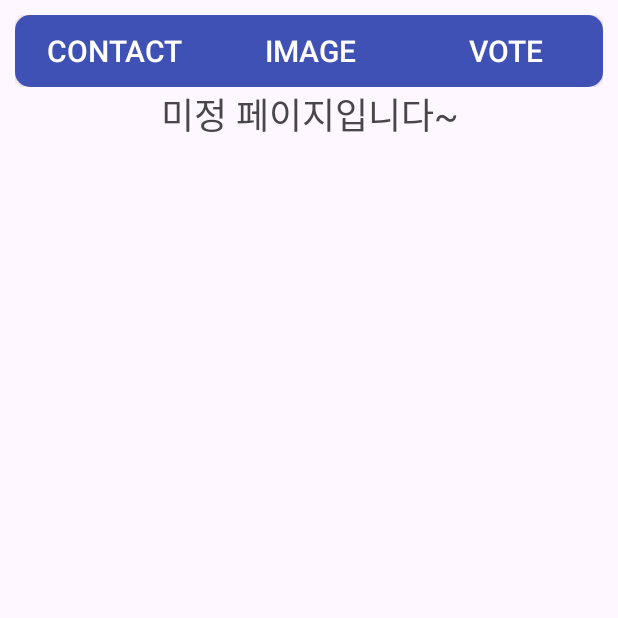
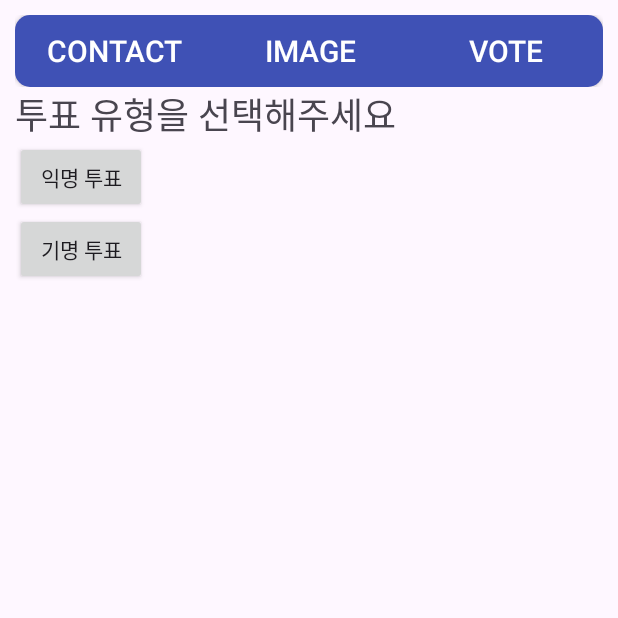
Before and after one commit to chojaework/MadCamp-Week1, an Android app: the screen it shows after launch (MainActivity), after a tap on "VOTE", on a phone screen of 412 x 824 dp, the top half of it. Run offline under Robolectric (Android 15) with nearby library versions, the phone set to English and light mode, and no system bars; 2 other taps on this screen came first.

```diff
--- a/app/src/main/java/com/example/molapp3/Frag3.java
+++ b/app/src/main/java/com/example/molapp3/Frag3.java
@@ -1,64 +1,50 @@
 package com.example.molapp3;
 
+import android.content.Intent;
 import android.os.Bundle;
 
 import androidx.fragment.app.Fragment;
+import androidx.fragment.app.FragmentManager;
+import androidx.fragment.app.FragmentTransaction;
 
 import android.view.LayoutInflater;
 import android.view.View;
 import android.view.ViewGroup;
+import android.widget.Button;
 
-/**
- * A simple {@link Fragment} subclass.
- * Use the {@link Frag3#newInstance} factory method to
- * create an instance of this fragment.
- */
 public class Frag3 extends Fragment {
-
-    // TODO: Rename parameter arguments, choose names that match
-    // the fragment initialization parameters, e.g. ARG_ITEM_NUMBER
-    private static final String ARG_PARAM1 = "param1";
-    private static final String ARG_PARAM2 = "param2";
-
-    // TODO: Rename and change types of parameters
-    private String mParam1;
-    private String mParam2;
-
-    public Frag3() {
-        // Required empty public constructor
-    }
-
-    /**
-     * Use this factory method to create a new instance of
-     * this fragment using the provided parameters.
-     *
-     * @param param1 Parameter 1.
-     * @param param2 Parameter 2.
-     * @return A new instance of fragment Frag3.
-     */
-    // TODO: Rename and change types and number of parameters
-    public static Frag3 newInstance(String param1, String param2) {
-        Frag3 fragment = new Frag3();
-        Bundle args = new Bundle();
-        args.putString(ARG_PARAM1, param1);
-        args.putString(ARG_PARAM2, param2);
-        fragment.setArguments(args);
-        return fragment;
-    }
-
-    @Override
-    public void onCreate(Bundle savedInstanceState) {
-        super.onCreate(savedInstanceState);
-        if (getArguments() != null) {
-            mParam1 = getArguments().getString(ARG_PARAM1);
-            mParam2 = getArguments().getString(ARG_PARAM2);
-        }
-    }
+    Button btn_close;
+    Button btn_open;
 
     @Override
     public View onCreateView(LayoutInflater inflater, ViewGroup container,
                              Bundle savedInstanceState) {
+        View rootView = inflater.inflate(R.layout.fragment_frag3, container, false);
+        btn_close = rootView.findViewById(R.id.btn_close);
+        btn_close.setOnClickListener(new View.OnClickListener() {
+            @Override
+            public void onClick(View v) {
+                Fragment newFragment = new VoteClose();
+                FragmentTransaction transaction = requireActivity().getSupportFragmentManager().beginTransaction();
+                transaction.replace(R.id.fragmentContainerView, newFragment);
+                transaction.addToBackStack(null);
+                transaction.commit();
+            }
+        });
+
+        btn_open = rootView.findViewById(R.id.btn_open);
+        btn_open.setOnClickListener(new View.OnClickListener() {
+            @Override
+            public void onClick(View v) {
+                Fragment newFragment = new VoteOpen();
+                FragmentTransaction transaction = requireActivity().getSupportFragmentManager().beginTransaction();
+                transaction.replace(R.id.fragmentContainerView, newFragment);
+                transaction.addToBackStack(null);
+                transaction.commit();
+            }
+        });
+
         // Inflate the layout for this fragment
-        return inflater.inflate(R.layout.fragment_frag3, container, false);
+        return rootView;
     }
 }
--- a/app/src/main/res/layout/fragment_frag3.xml
+++ b/app/src/main/res/layout/fragment_frag3.xml
@@ -1,18 +1,33 @@
 <?xml version="1.0" encoding="utf-8"?>
-<FrameLayout xmlns:android="http://schemas.android.com/apk/res/android"
+<LinearLayout xmlns:android="http://schemas.android.com/apk/res/android"
     xmlns:tools="http://schemas.android.com/tools"
+    android:id="@+id/btn_back1"
     android:layout_width="match_parent"
     android:layout_height="match_parent"
+    android:orientation="vertical"
     tools:context=".Frag3">
 
     <!-- TODO: Update blank fragment layout -->
 
     <TextView
         android:id="@+id/textView2"
-        android:layout_width="match_parent"
-        android:layout_height="match_parent"
-        android:text="미정 페이지입니다~"
+        android:layout_width="wrap_content"
+        android:layout_height="wrap_content"
+        android:text="투표 유형을 선택해주세요"
         android:textAlignment="center"
         android:textSize="24sp" />
 
-</FrameLayout>
+    <android.widget.Button
+        android:id="@+id/btn_close"
+        android:layout_width="wrap_content"
+        android:layout_height="wrap_content"
+        android:text="익명 투표" />
+
+    <android.widget.Button
+        android:id="@+id/btn_open"
+        android:layout_width="wrap_content"
+        android:layout_height="wrap_content"
+        android:text="기명 투표" />
+
+
+</LinearLayout>
```
Also changed, not shown: app/src/main/java/com/example/molapp3/Frag2.java (+10 -10 lines), app/src/main/java/com/example/molapp3/MainActivity.java (+8 -0 lines), app/src/main/java/com/example/molapp3/VoteClose.java (added, +133 -0 lines), app/src/main/java/com/example/molapp3/VoteOpen.java (added, +36 -0 lines), app/src/main/res/layout/fragment_vote_close.xml (added, +60 -0 lines), app/src/main/res/layout/fragment_vote_open.xml (added, +19 -0 lines).
